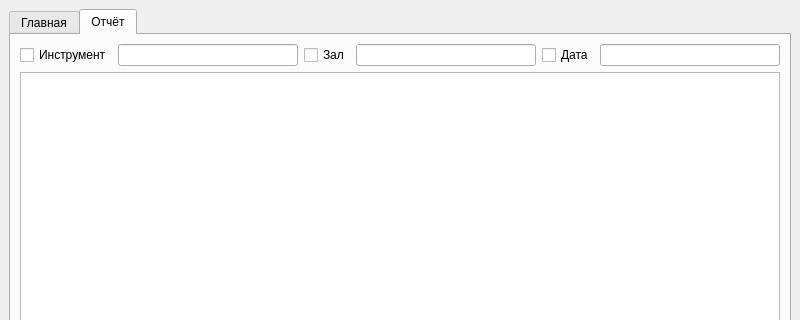
Above: mainwindow.ui from molchanovsv/kursovaya2 before the change; both pictures show x 0 to 800 and y 0 to 320 of the 800 by 600 pixel window. Below: the same form after it.
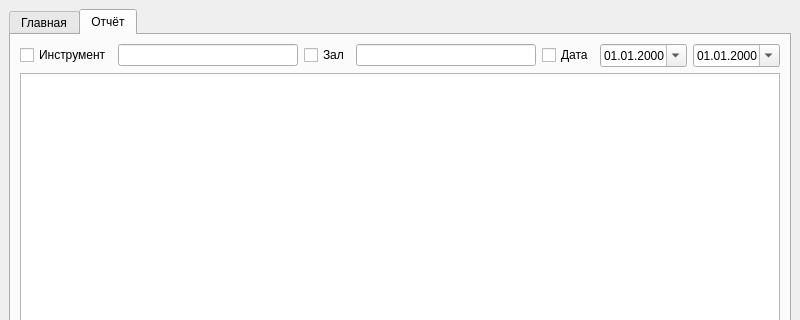
That is the form after the change. The open tabs and pages were chosen to show the change.

Commit message: Use calendar range for date filter

```diff
--- a/mainwindow.ui
+++ b/mainwindow.ui
@@ -161,7 +161,24 @@
            </widget>
           </item>
           <item>
-           <widget class="QLineEdit" name="dateFilterEdit"/>
+           <widget class="QDateEdit" name="dateFromEdit">
+            <property name="calendarPopup">
+             <bool>true</bool>
+            </property>
+            <property name="displayFormat">
+             <string>dd.MM.yyyy</string>
+            </property>
+           </widget>
+          </item>
+          <item>
+           <widget class="QDateEdit" name="dateToEdit">
+            <property name="calendarPopup">
+             <bool>true</bool>
+            </property>
+            <property name="displayFormat">
+             <string>dd.MM.yyyy</string>
+            </property>
+           </widget>
           </item>
          </layout>
         </item>
```
The commit also changes 1 other file.
